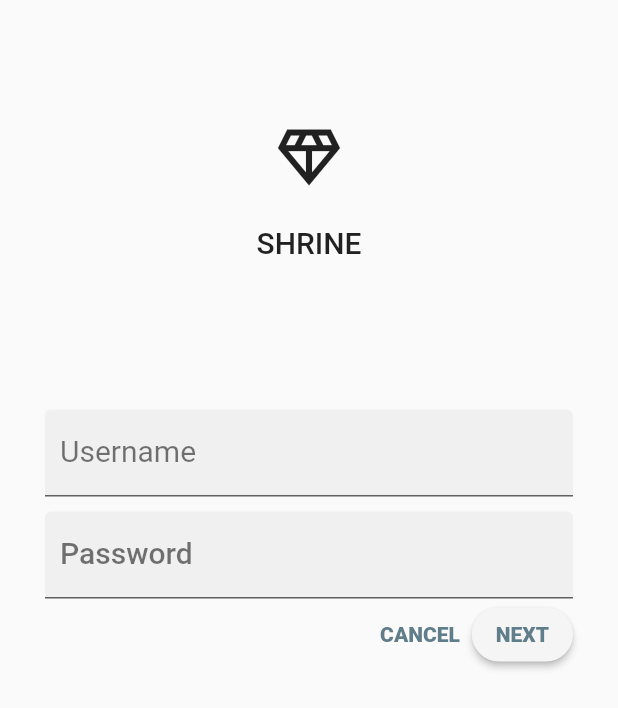
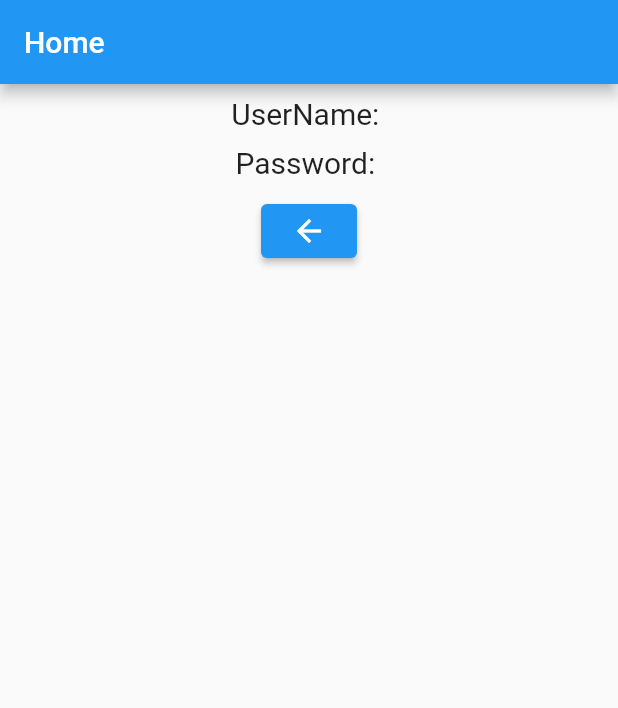
Before and after one commit to Esraa3293/login, a Flutter app: the screen it shows after launch, after a tap on "NEXT", on a phone screen of 412 x 824 dp. Shown: the top 708 px of the screen. Run offline on Flutter 3.47's test engine with Material 2 defaults, Android fonts, the phone set to English and light mode, and no system bars.

Commit message:
passing data

```diff
--- /dev/null
+++ b/lib/home.dart
@@ -0,0 +1,57 @@
+import 'package:flutter/material.dart';
+
+class Home extends StatefulWidget {
+  var data;
+  var passdata;
+
+  Home({this.data, this.passdata, super.key});
+
+  @override
+  State<Home> createState() => _HomeState();
+}
+
+class _HomeState extends State<Home> {
+  @override
+  Widget build(BuildContext context) {
+    return Scaffold(
+      appBar: AppBar(
+        automaticallyImplyLeading: false,
+        title: const Text("Home"),
+      ),
+      body: Padding(
+        padding: const EdgeInsets.all(8.0),
+        child: Center(
+            child: Column(
+          children: [
+            Text(
+              "${widget.data}",
+              style: const TextStyle(
+                fontWeight: FontWeight.w400,
+                fontSize: 20,
+              ),
+            ),
+            const SizedBox(
+              height: 10,
+            ),
+            Text(
+              "${widget.passdata}",
+              style: const TextStyle(
+                fontWeight: FontWeight.w400,
+                fontSize: 20,
+              ),
+            ),
+            const SizedBox(
+              height: 10,
+            ),
+            ElevatedButton(
+              onPressed: () {
+                Navigator.pop(context);
+              },
+              child: const Icon(Icons.arrow_back_outlined),
+            )
+          ],
+        )),
+      ),
+    );
+  }
+}
--- a/lib/main.dart
+++ b/lib/main.dart
@@ -1,4 +1,5 @@
 import 'package:flutter/material.dart';
+import 'package:login/home.dart';
 
 void main() {
   runApp(const MyApp());
@@ -16,8 +17,16 @@ class MyApp extends StatelessWidget {
   }
 }
 
-class Login extends StatelessWidget {
+class Login extends StatefulWidget {
   const Login({super.key});
+
+  @override
+  State<Login> createState() => _LoginState();
+}
+
+class _LoginState extends State<Login> {
+  var user = TextEditingController();
+  var password = TextEditingController();
 
   @override
   Widget build(BuildContext context) {
@@ -43,6 +52,7 @@ class Login extends StatelessWidget {
                 height: 100,
               ),
               TextField(
+                controller: user,
                 decoration: InputDecoration(
                   contentPadding: const EdgeInsets.only(
                     left: 10,
@@ -65,8 +75,9 @@ class Login extends StatelessWidget {
               const SizedBox(
                 height: 10,
               ),
-              const TextField(
-                decoration: InputDecoration(
+              TextField(
+                controller: password,
+                decoration: const InputDecoration(
                   contentPadding: EdgeInsets.only(
                     left: 10,
                     top: 20,
@@ -91,7 +102,10 @@ class Login extends StatelessWidget {
                 alignment: MainAxisAlignment.end,
                 children: [
                   TextButton(
-                    onPressed: () {},
+                    onPressed: () {
+                      user.clear();
+                      password.clear();
+                    },
                     child: const Text(
                       "CANCEL",
                       style: TextStyle(
@@ -101,7 +115,15 @@ class Login extends StatelessWidget {
                     ),
                   ),
                   ElevatedButton(
-                    onPressed: () {},
+                    onPressed: () {
+                      Navigator.push(
+                          context,
+                          MaterialPageRoute(
+                              builder: (context) => Home(
+                                    data: "UserName: ${user.text}",
+                                passdata: "Password: ${password.text}",
+                                  )));
+                    },
                     style: ElevatedButton.styleFrom(
                       backgroundColor: Colors.grey.shade100,
                       shape: RoundedRectangleBorder(
```
